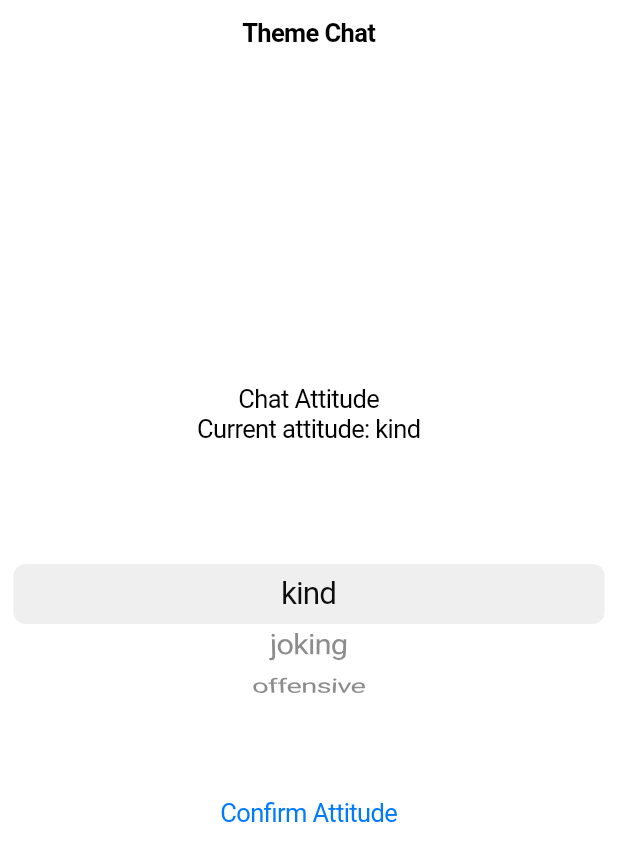
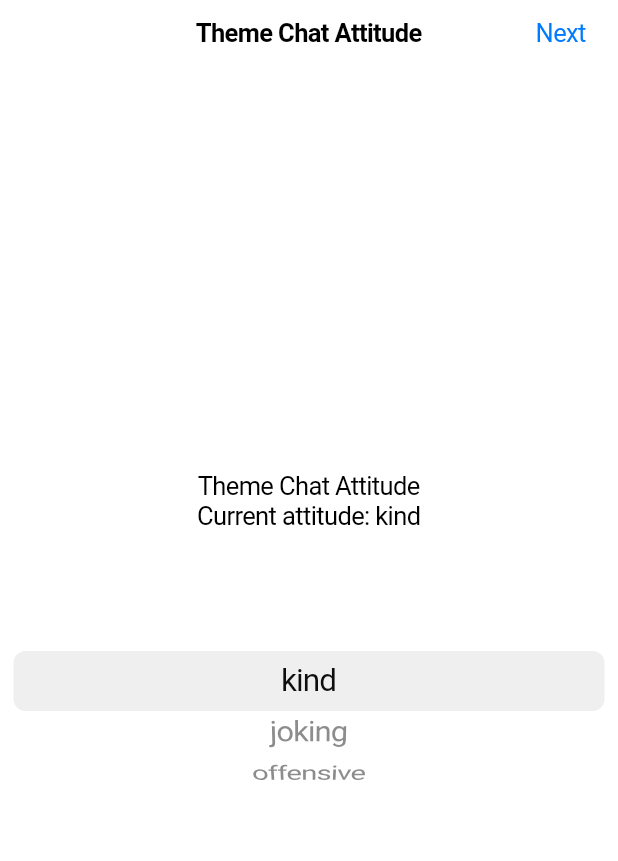
Before and after one commit to pynolo/chatsage_app, a Flutter app: the screen it shows after launch, on a phone screen of 412 x 824 dp. Shown: the top 861 px of the screen. Run offline on Flutter 3.47's test engine with Material 3 defaults, Android fonts, the phone set to English and light mode, and no system bars; our stand-ins replace file_picker, permission_handler.

Commit message:
Shared app_state

```diff
--- /dev/null
+++ b/devtools_options.yaml
@@ -0,0 +1,3 @@
+description: This file stores settings for Dart & Flutter DevTools.
+documentation: https://docs.flutter.dev/tools/devtools/extensions#configure-extension-enablement-states
+extensions:
--- a/lib/attitude_page.dart
+++ b/lib/attitude_page.dart
@@ -1,14 +1,13 @@
 import 'package:flutter/cupertino.dart';
+import 'package:provider/provider.dart';
 import 'enum.dart';
+import 'state/app_state.dart';
+import 'theme_page.dart';
 
 class AttitudePage extends StatefulWidget {
   const AttitudePage({super.key, required this.title});
 
   final String title;
-  static Attitude _attitude = Attitude.kind;
-
-  static Attitude get attitude => _attitude;
-  static void setAttitude(Attitude value) => _attitude = value;
 
   @override
   State<AttitudePage> createState() => _AttitudePageState();
@@ -18,22 +17,39 @@ class _AttitudePageState extends State<AttitudePage> {
   @override
   Widget build(BuildContext context) {
     return CupertinoPageScaffold(
-      navigationBar: CupertinoNavigationBar(middle: Text('Theme Chat')),
+      navigationBar: CupertinoNavigationBar(
+        backgroundColor: CupertinoColors.systemGrey6,
+        middle: Text(widget.title),
+        trailing: CupertinoButton(
+          padding: EdgeInsets.zero,
+          child: const Text('Next'),
+          onPressed: () {
+            Navigator.push(
+              context,
+              CupertinoPageRoute(
+                builder: (context) => ThemePage(title: 'Theme Chat'),
+              ),
+            );
+          },
+        ),
+      ),
       child: Center(
         child: Column(
           mainAxisAlignment: MainAxisAlignment.center,
           children: [
             Text(widget.title),
-            Text('Current attitude: ${AttitudePage.attitude}'),
+            Consumer<AppState>(
+              builder:
+                  (context, appState, child) =>
+                      Text('Current attitude: ${appState.attitude}'),
+            ),
             SizedBox(
               height: 200,
               child: CupertinoPicker(
                 itemExtent: 40,
                 onSelectedItemChanged: (index) {
-                  AttitudePage.setAttitude(Attitude.values[index]);
-                  print(
-                    'Current attitude changed to: ${AttitudePage.attitude}',
-                  );
+                  AppState().setAttitude(Attitude.values[index]);
+                  print('Current attitude changed to: ${AppState().attitude}');
                   setState(() {});
                 },
                 children:
@@ -45,13 +61,6 @@ class _AttitudePageState extends State<AttitudePage> {
                         .toList(),
               ),
             ),
-            const SizedBox(height: 20),
-            CupertinoButton(
-              child: const Text('Confirm Attitude'),
-              onPressed: () {
-                Navigator.pushNamed(context, '/theme');
-              },
-            ),
           ],
         ),
       ),
--- a/lib/main.dart
+++ b/lib/main.dart
@@ -1,8 +1,9 @@
 import 'package:flutter/cupertino.dart';
-import 'enum.dart';
-import 'attitude_page.dart';
-import 'chat_page.dart';
-import 'theme_page.dart';
+import 'package:provider/provider.dart';
+import 'package:theme_chat/attitude_page.dart';
+import 'package:theme_chat/theme_page.dart';
+import 'package:theme_chat/chat_page.dart';
+import 'state/app_state.dart';
 
 void main() {
   runApp(const ThemeChatApp());
@@ -11,28 +12,22 @@ void main() {
 class ThemeChatApp extends StatelessWidget {
   const ThemeChatApp({super.key});
 
-  final AttitudePage attitudePage = const AttitudePage(title: 'Chat Attitude');
-  final ThemePage themePage = const ThemePage(title: 'Chat Theme');
-  final ChatPage chatPage = const ChatPage(
-    title: 'Theme Chat',
-    attitude: Attitude.kind,
-    assistantId: null,
-  );
-
-  // This widget is the root of your application.
   @override
   Widget build(BuildContext context) {
-    return CupertinoApp(
-      title: 'Theme Chat',
-      initialRoute: '/',
-      routes: {
-        '/': (context) => attitudePage,
-        '/attitude': (context) => attitudePage,
-        '/theme': (context) => themePage,
-        '/chat': (context) => chatPage,
-      },
-
-      //debugShowCheckedModeBanner: false,
+    return ChangeNotifierProvider(
+      create: (context) => AppState(),
+      child: CupertinoApp(
+        title: 'Theme Chat',
+        theme: const CupertinoThemeData(
+          primaryColor: CupertinoColors.systemBlue,
+        ),
+        initialRoute: '/',
+        routes: {
+          '/': (context) => AttitudePage(title: 'Theme Chat Attitude'),
+          '/theme': (context) => ThemePage(title: 'Theme Chat'),
+          '/chat': (context) => ChatPage(title: 'Theme Chat'),
+        },
+      ),
     );
   }
 }
--- /dev/null
+++ b/lib/state/app_state.dart
@@ -0,0 +1,36 @@
+import 'package:flutter/foundation.dart';
+import '../enum.dart';
+
+class AppState extends ChangeNotifier {
+  static final AppState _instance = AppState._internal();
+  factory AppState() => _instance;
+  AppState._internal();
+
+  Attitude _attitude = Attitude.kind;
+  String? _assistantId;
+  final List<String> _chatLines = [];
+
+  Attitude get attitude => _attitude;
+  String? get assistantId => _assistantId;
+  List<String> get chatLines => _chatLines;
+
+  void setAttitude(Attitude value) {
+    _attitude = value;
+    notifyListeners();
+  }
+
+  void setAssistantId(String value) {
+    _assistantId = value;
+    notifyListeners();
+  }
+
+  void addChatLine(String message) {
+    _chatLines.add(message);
+    notifyListeners();
+  }
+
+  void clearChat() {
+    _chatLines.clear();
+    notifyListeners();
+  }
+}
--- a/pubspec.yaml
+++ b/pubspec.yaml
@@ -31,9 +31,12 @@ dependencies:
   flutter:
     sdk: flutter
   http: ^1.3.0
-  cupertino_icons: ^1.0.8
+  cupertino_icons: ^1.0.2
   file_picker: ^10.0.0
   permission_handler: ^11.4.0
+  path_provider: ^2.1.2
+  yaml: ^3.1.2
+  provider: ^6.1.1
 
 dev_dependencies:
   flutter_test:
```
Also changed, not shown: lib/chat_page.dart (+33 -36 lines), lib/theme_page.dart (+33 -32 lines), pubspec.lock, 1 other file.
